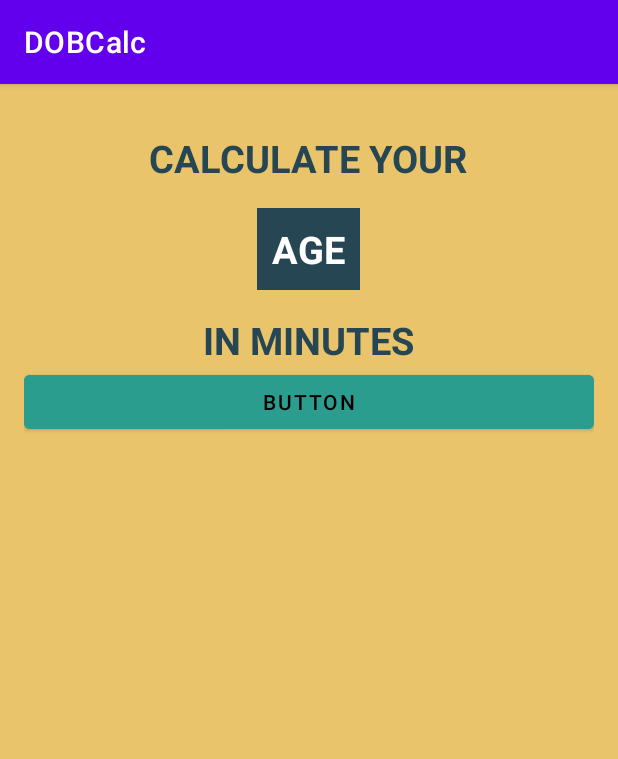
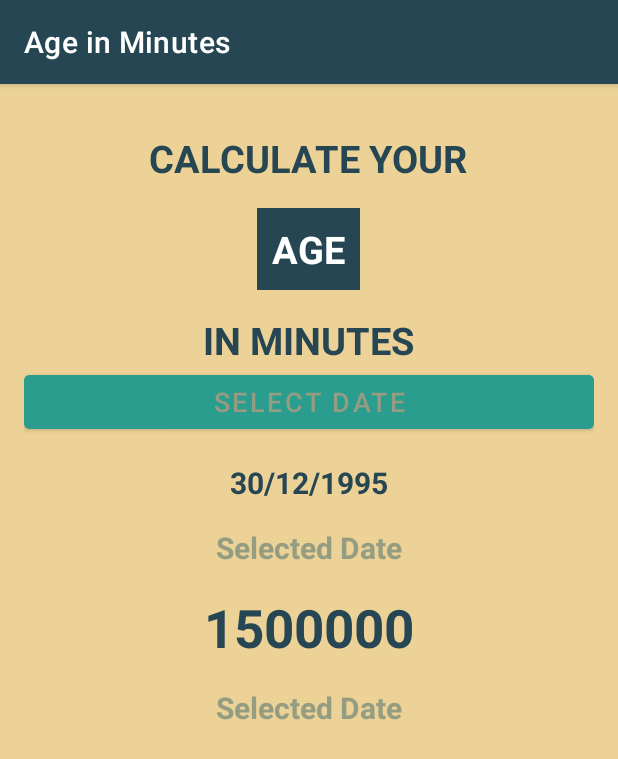
Before and after one commit to OruamC/DOBCalc, an Android app: the screen it shows after launch (MainActivity), on a phone screen of 412 x 824 dp. Shown: the top 759 px of the screen. Run offline under Robolectric (Android 15) with nearby library versions, the phone set to English and light mode, and no system bars.

Commit message:
changing colors

```diff
--- a/app/src/main/res/layout/activity_main.xml
+++ b/app/src/main/res/layout/activity_main.xml
@@ -44,7 +44,44 @@
         android:layout_width="match_parent"
         android:layout_height="wrap_content"
         android:backgroundTint="@color/btnBgColor"
-        android:text="Button"
-        android:textColor="@color/black" />
+        android:text="SELECT DATE"
+        android:textSize="18sp"
+        android:textColor="@color/lightGrey" />
+
+    <TextView
+        android:layout_width="wrap_content"
+        android:layout_height="wrap_content"
+        android:layout_marginTop="16dp"
+        android:text="30/12/1995"
+        android:textColor="@color/textBlue"
+        android:textSize="20sp"
+        android:textStyle="bold" />
+
+    <TextView
+        android:layout_width="wrap_content"
+        android:layout_height="wrap_content"
+        android:layout_marginTop="16dp"
+        android:text="Selected Date"
+        android:textColor="@color/lightGrey"
+        android:textSize="20sp"
+        android:textStyle="bold" />
+
+    <TextView
+        android:layout_width="wrap_content"
+        android:layout_height="wrap_content"
+        android:layout_marginTop="16dp"
+        android:text="1500000"
+        android:textColor="@color/textBlue"
+        android:textSize="35sp"
+        android:textStyle="bold" />
+
+    <TextView
+        android:layout_width="wrap_content"
+        android:layout_height="wrap_content"
+        android:layout_marginTop="16dp"
+        android:text="Selected Date"
+        android:textColor="@color/lightGrey"
+        android:textSize="20sp"
+        android:textStyle="bold" />
 
 </LinearLayout>
--- a/app/src/main/res/values/colors.xml
+++ b/app/src/main/res/values/colors.xml
@@ -8,6 +8,7 @@
     <color name="black">#FF000000</color>
     <color name="white">#FFFFFFFF</color>
     <color name="textBlue">#264653</color>
-    <color name="bgColor">#e9c46a</color>
+    <color name="bgColor">#ECD296</color>
     <color name="btnBgColor">#2a9d8f</color>
+    <color name="lightGrey">#949c81</color>
 </resources>
--- a/app/src/main/res/values/strings.xml
+++ b/app/src/main/res/values/strings.xml
@@ -1,3 +1,3 @@
 <resources>
-    <string name="app_name">DOBCalc</string>
+    <string name="app_name">Age in Minutes</string>
 </resources>
--- a/app/src/main/res/values/themes.xml
+++ b/app/src/main/res/values/themes.xml
@@ -2,7 +2,7 @@
     <!-- Base application theme. -->
     <style name="Theme.DOBCalc" parent="Theme.MaterialComponents.DayNight.DarkActionBar">
         <!-- Primary brand color. -->
-        <item name="colorPrimary">@color/purple_500</item>
+        <item name="colorPrimary">@color/textBlue</item>
         <item name="colorPrimaryVariant">@color/purple_700</item>
         <item name="colorOnPrimary">@color/white</item>
         <!-- Secondary brand color. -->
```
